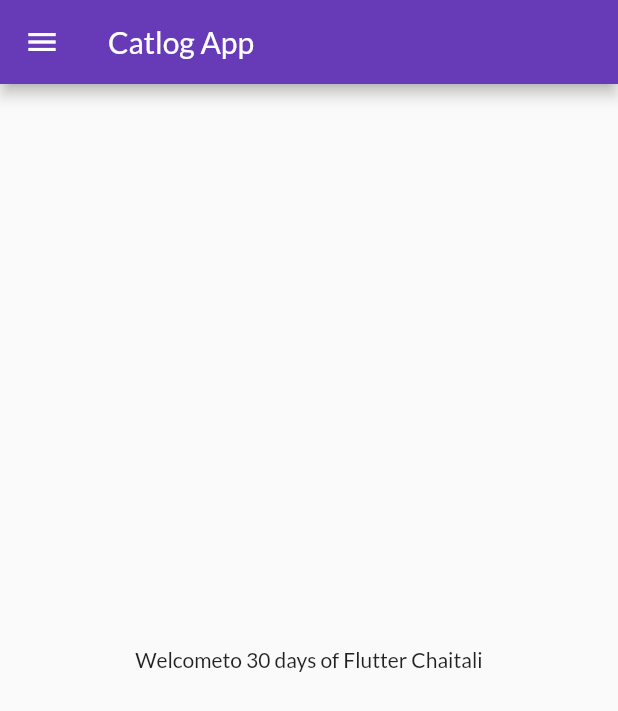
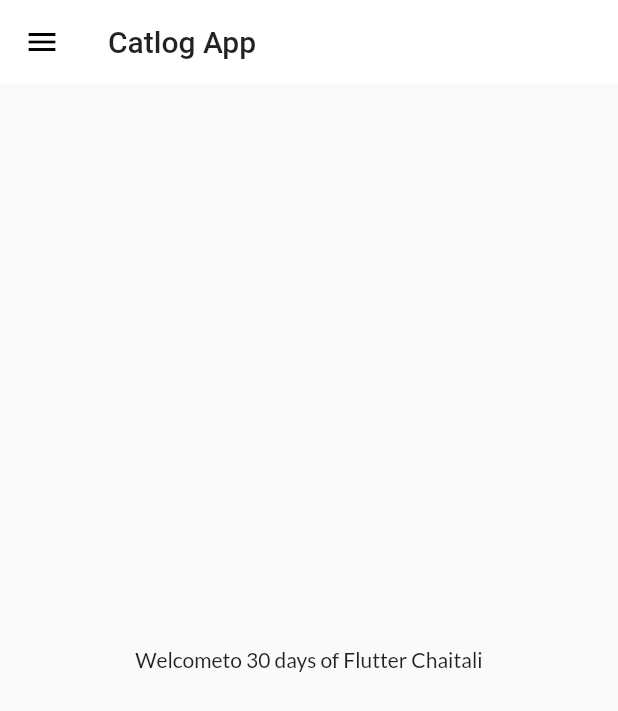
Before and after one commit to chaitali-1805/30DaysOfFlutter, a Flutter app: the screen it shows after launch, on a phone screen of 412 x 824 dp. Shown: the top 711 px of the screen. Run offline on Flutter 3.47's test engine with Material 2 defaults, Android fonts, the phone set to English and light mode, and no system bars; our stand-ins replace google_fonts.

Commit message:
Themes extracted

```diff
--- a/lib/main.dart
+++ b/lib/main.dart
@@ -2,7 +2,7 @@ import 'package:flutter/material.dart';
 import 'package:flutter_catlog/pages/home_page.dart';
 import 'package:flutter_catlog/pages/login_page.dart';
 import 'package:flutter_catlog/utils/routes.dart';
-import 'package:google_fonts/google_fonts.dart';
+import 'package:flutter_catlog/widgets/themes.dart';
 
 void main() {
   runApp(MyApp());
@@ -14,16 +14,8 @@ class MyApp extends StatelessWidget {
     return MaterialApp(
       // home: HomePage(),
       themeMode: ThemeMode.light,
-      theme: ThemeData(
-          primarySwatch: Colors.deepPurple,
-          fontFamily: GoogleFonts.lato().fontFamily
-          // primaryTextTheme: GoogleFonts.latoTextTheme()
-          ),
-
-
-      darkTheme: ThemeData(
-        brightness: Brightness.dark,
-      ),
+      theme: MyTheme.lightTheme(context),
+      darkTheme: MyTheme.darkTheme(context),
       debugShowCheckedModeBanner: false,
       initialRoute: MyRoutes.homeRoute,
       routes: {
--- /dev/null
+++ b/lib/widgets/themes.dart
@@ -0,0 +1,21 @@
+import 'package:flutter/material.dart';
+import 'package:google_fonts/google_fonts.dart';
+
+class MyTheme {
+  static ThemeData lightTheme(BuildContext context) => ThemeData(
+      primarySwatch: Colors.deepPurple,
+      fontFamily: GoogleFonts.lato().fontFamily,
+      appBarTheme: AppBarTheme(
+        color: Colors.white,
+        elevation: 0.0,
+        iconTheme: IconThemeData(color: Colors.black),
+        textTheme: Theme.of(context).textTheme,
+      )
+      // primaryTextTheme: GoogleFonts.latoTextTheme()
+      );
+
+      static ThemeData darkTheme(BuildContext context) => ThemeData(
+      brightness: Brightness.dark,
+      // primaryTextTheme: GoogleFonts.latoTextTheme()
+      );
+}
```
